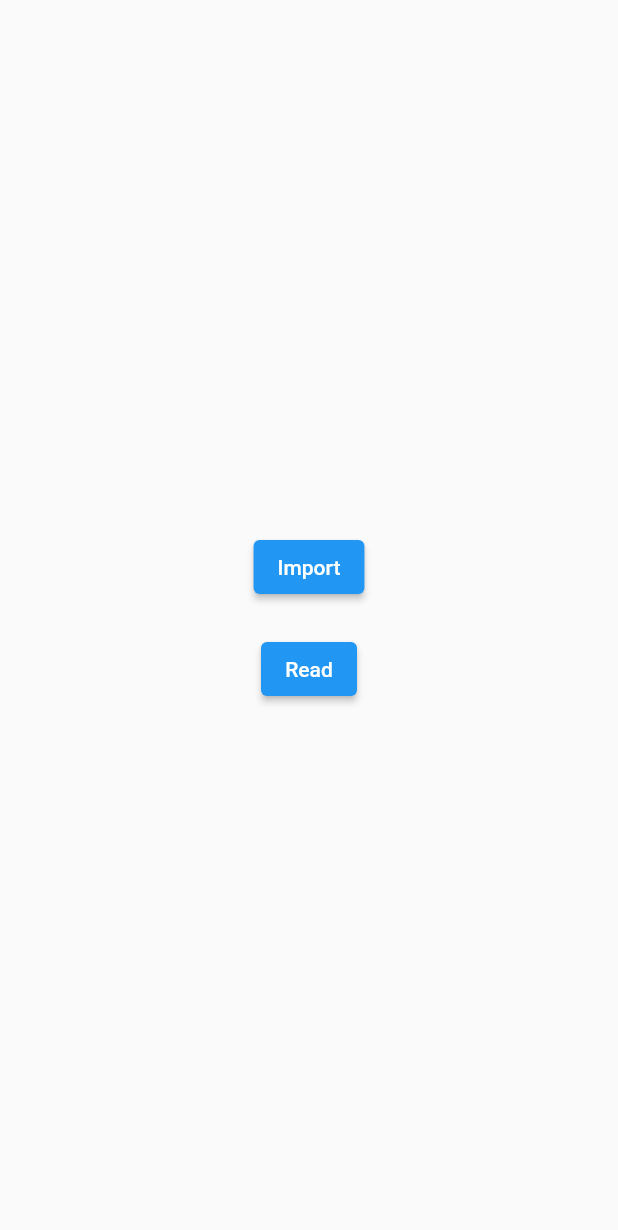
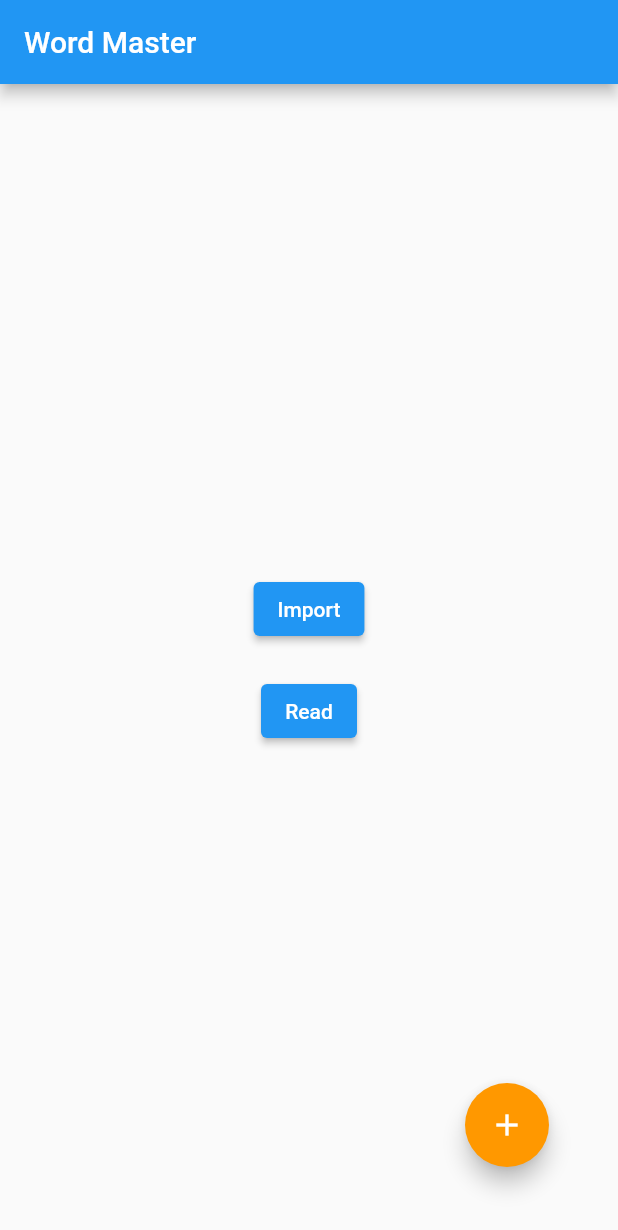
Before and after one commit to fredespo/word-master, a Flutter app: the screen it shows after launch, on a phone screen of 412 x 824 dp. Shown: the top 1230 px of the screen. Run offline on Flutter 3.47's test engine with Material 2 defaults, Android fonts, the phone set to English and light mode, and no system bars; our stand-ins replace realm; generated files the repository leaves out were written again.

Commit message:
Add words list

```diff
--- a/word_master/lib/main.dart
+++ b/word_master/lib/main.dart
@@ -3,6 +3,7 @@ import 'dart:convert';
 import 'package:flutter/material.dart';
 import 'package:http/http.dart' as http;
 import 'package:realm/realm.dart';
+import 'package:word_master/word_table.dart';
 
 import 'dictionary_entry.dart';
 
@@ -21,6 +22,9 @@ class MainApp extends StatelessWidget {
   Widget build(BuildContext context) {
     return MaterialApp(
       home: Scaffold(
+        appBar: AppBar(
+          title: Text('Word Master'),
+        ),
         body: Center(
           child: Column(
             crossAxisAlignment: CrossAxisAlignment.center,
@@ -31,6 +35,10 @@ class MainApp extends StatelessWidget {
               _buildReadButton(),
             ],
           ),
+        ),
+        floatingActionButton: Padding(
+          padding: const EdgeInsets.fromLTRB(0, 0, 30, 30),
+          child: CreateWordTableButton(db: db),
         ),
       ),
     );
@@ -72,3 +80,25 @@ class MainApp extends StatelessWidget {
     );
   }
 }
+
+class CreateWordTableButton extends StatelessWidget {
+  final Realm db;
+
+  const CreateWordTableButton({super.key, required this.db});
+
+  @override
+  Widget build(BuildContext context) {
+    return FloatingActionButton(
+      backgroundColor: Colors.orange,
+      onPressed: () {
+        Navigator.push(
+          context,
+          MaterialPageRoute(
+              builder: (context) =>
+                  WordTable(entries: db.all<DictionaryEntry>())),
+        );
+      },
+      child: const Icon(Icons.add),
+    );
+  }
+}
```
Also changed, not shown: word_master/lib/word_table.dart (added, +32 -0 lines).
